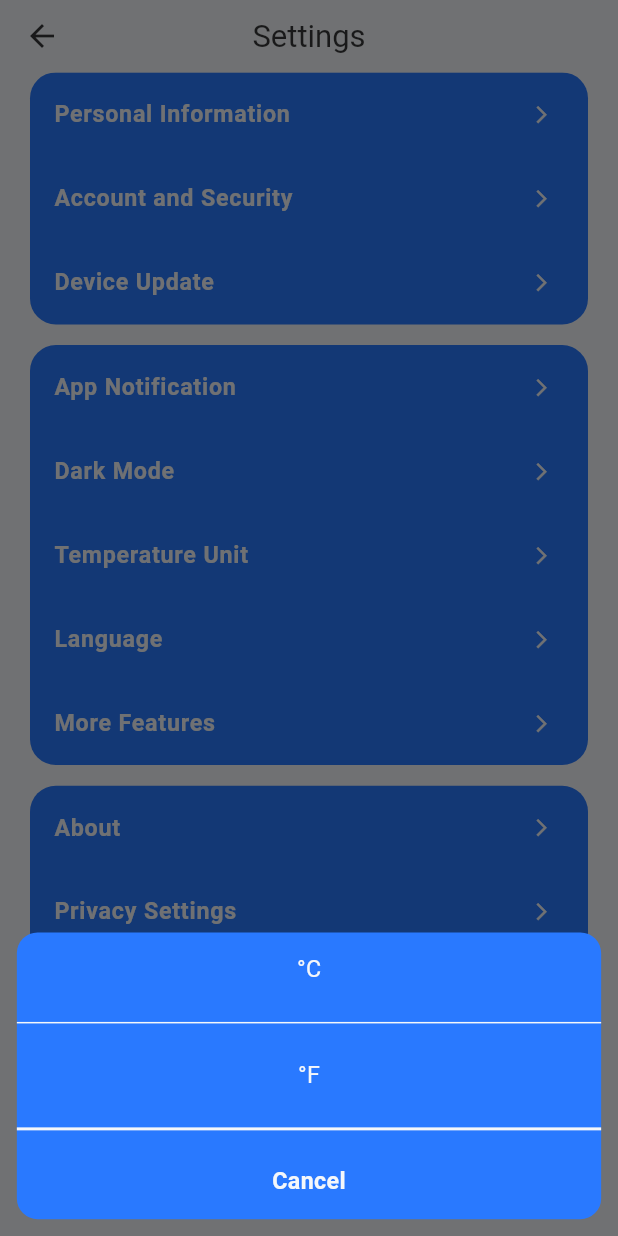
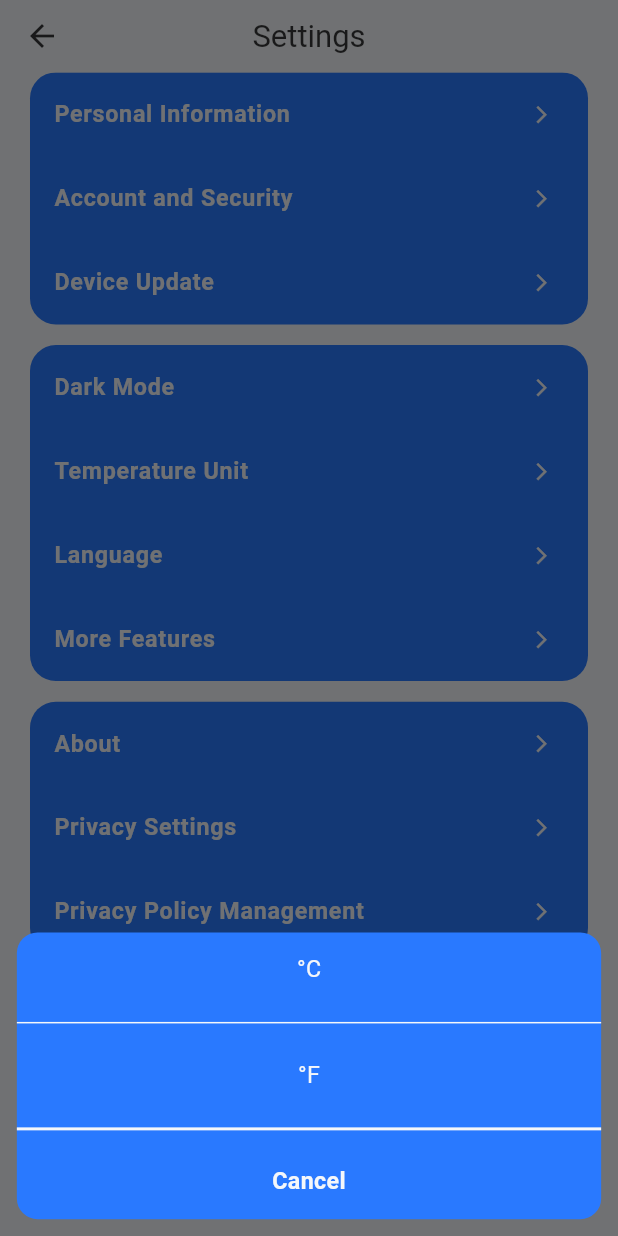
Before and after one commit to hussienkhater/evoliving-app, a Flutter app: the SettingsScreen screen opened by its route, after a tap on "Temperature Unit", on a phone screen of 412 x 824 dp. Run offline on Flutter 3.47's test engine with Material 3 defaults, Android fonts, the phone set to English and light mode, and no system bars; our stand-ins replace animate_do, bloc, cloud_firestore, connectivity_plus, dartx, dio and 18 more; missing offline and left inert: app_settings, form_inputs, theme_tailor_annotation; accounts and stored records are empty; generated files the repository leaves out were written again; project files that could hold a hidden picture were left out.

Commit message:
automation tab in process

```diff
--- a/lib/app/core/assets_gen/assets.gen.dart
+++ b/lib/app/core/assets_gen/assets.gen.dart
@@ -62,8 +62,12 @@
 
   /// File path: assets/images/weather.png
   AssetGenImage get weather => const AssetGenImage('assets/images/weather.png');
+
   /// File path: assets/images/Header_Background.png
   AssetGenImage get headerBackground => const AssetGenImage('assets/images/Header_Background.png');
+
+  /// file path: assets/images/Empty-pana.png
+  AssetGenImage get emptyPana => const AssetGenImage('assets/images/Empty-pana.png');
 
   /// List of all assets
   List<AssetGenImage> get values => [
@@ -84,6 +88,7 @@
     splashScreen,
     weather,
     headerBackground,
+    emptyPana,
   ];
 }
 
@@ -161,6 +166,12 @@
 
   /// file path: assets/svgs/alert.svg
   SvgGenImage get alert => const SvgGenImage('assets/svgs/alert.svg');
+
+  /// File path: assets/svgs/add.svg
+  SvgGenImage get add => const SvgGenImage('assets/svgs/add.svg');
+
+  /// file path: assets/svgs/stack.svg
+  SvgGenImage get stack => const SvgGenImage('assets/svgs/stack.svg');
   /// List of all assets
   List<SvgGenImage> get values => [
     photo1,
@@ -187,6 +198,8 @@
     setting,
     reload,
     alert,
+    add,
+    stack,
   ];
 }
 
--- a/lib/app/features/automation/presentation/automation.dart
+++ b/lib/app/features/automation/presentation/automation.dart
@@ -1,7 +1,14 @@
+import 'package:evoliving/app/core/assets_gen/assets.gen.dart';
+import 'package:evoliving/app/widgets/button.dart';
+import 'package:evoliving/app/widgets/screen.dart';
 import 'package:flutter/material.dart';
 import 'package:evoliving/app/core/extension_methods/text_style_x.dart';
 import 'package:evoliving/app/core/theming/app_colors_extension.dart';
 import 'package:evoliving/app/core/theming/text_theme_extension.dart';
+import 'package:flutter_screenutil/flutter_screenutil.dart';
+import 'package:flutter_svg/svg.dart';
+import 'package:gap/gap.dart';
+import 'package:go_router/go_router.dart';
 
 class AutomationScreen extends StatelessWidget {
   const AutomationScreen({super.key});
@@ -10,11 +17,83 @@
 
   @override
   Widget build(BuildContext context) {
-    return Center(
-      child: Text(
-        'Automation',
-        style: context.textThemeX.large.bold
-            .copyWith(color: context.colorsX.primary),
+    return Screen(
+      appBar: AppBar(
+        title: Column(
+          children: [
+            Text(
+              'Automation',
+              style: context.textThemeX.heading.copyWith(
+                color: context.colorsX.primary,
+              ),
+            ),
+            Text(
+              'Tap-To-Run',
+              style: context.textThemeX.medium.copyWith(
+                color: context.colorsX.secondary.withOpacity(0.4),
+              ),
+            ),
+          ],
+        ),
+        centerTitle: true,
+        leadingWidth: 80.w,
+        leading: Padding(
+          padding: EdgeInsets.symmetric(horizontal: 20.w),
+          child: InkWell(
+            child: Assets.svgs.add.svg(),
+            onTap: () => context.pop(),
+          ),
+        ),
+        actions: [
+          Padding(
+            padding: EdgeInsets.symmetric(horizontal: 20.w),
+            child: Icon(
+              Icons.menu,
+              color: context.colorsX.secondary,
+              size: 30,
+            ),
+          ),
+        ],
+      ),
+      body: Center(
+        child: Column(
+          children: [
+            Gap(100.h),
+            Assets.images.emptyPana.image(
+              width: 200.w,
+              height: 200.h,
+            ),
+            Gap(15.h),
+            Text(
+              'Create a task and tap it to run. This enables easy control of your smart devices.',
+              textAlign: TextAlign.center,
+              style: context.textThemeX.medium.copyWith(
+                color: context.colorsX.secondary.withOpacity(0.4),
+              ),
+            ),
+            Gap(110.h),
+            InkWell(
+              onTap: () {},
+              child: Container(
+                width: 300,
+                height: 60,
+                decoration: BoxDecoration(
+                  color: context.colorsX.primary,
+                  borderRadius: BorderRadius.circular(8),
+                ),
+                child: Center(
+                  child: Text(
+                    'Create Scene',
+                    style: context.textThemeX.medium.copyWith(
+                      color: context.colorsX.onPrimary,
+                      fontWeight: FontWeight.bold,
+                    ),
+                  ),
+                ),
+              ),
+            ),
+          ],
+        ),
       ),
     );
   }
--- a/lib/app/features/settings/presentation/settings_screen.dart
+++ b/lib/app/features/settings/presentation/settings_screen.dart
@@ -47,10 +47,6 @@
             Gap(16.h),
             SettingsSection(
               items: [
-                SettingsItem(
-                  title: 'App Notification',
-                  route: '/notifications',
-                ),
                 SettingsItem(
                   title: 'Dark Mode',
                   route: DarkModeScreen.name,
```
Also changed, not shown: assets/images/Empty-pana.png (added), assets/svgs/add.svg (added), assets/svgs/stack.svg (added).
